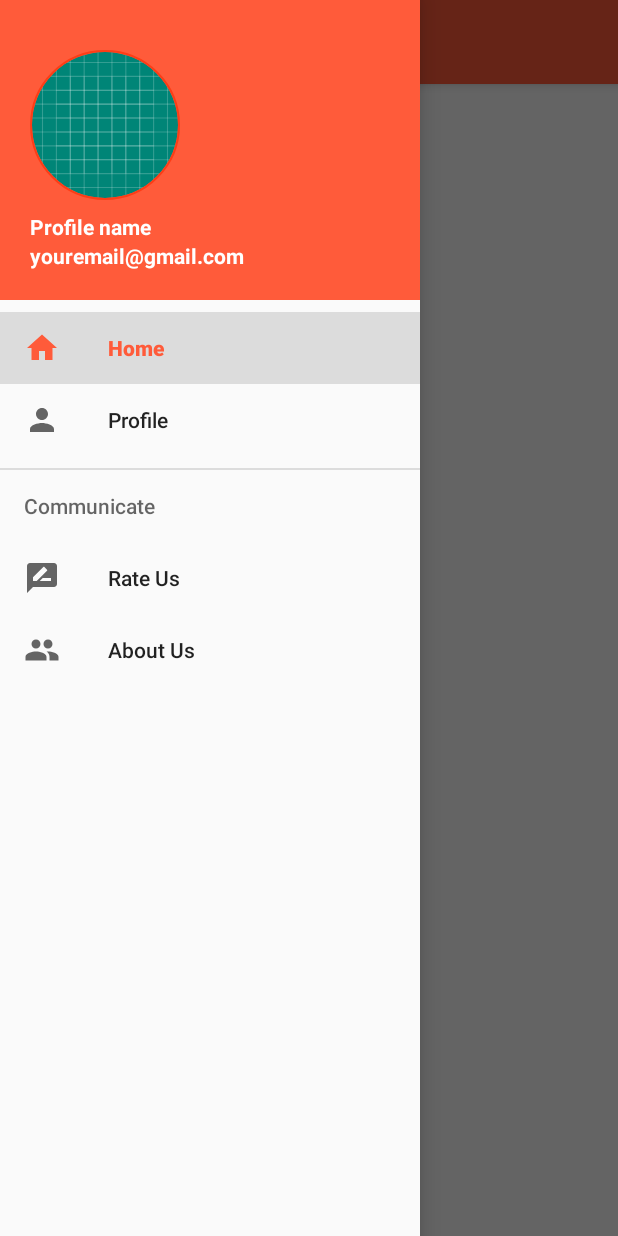
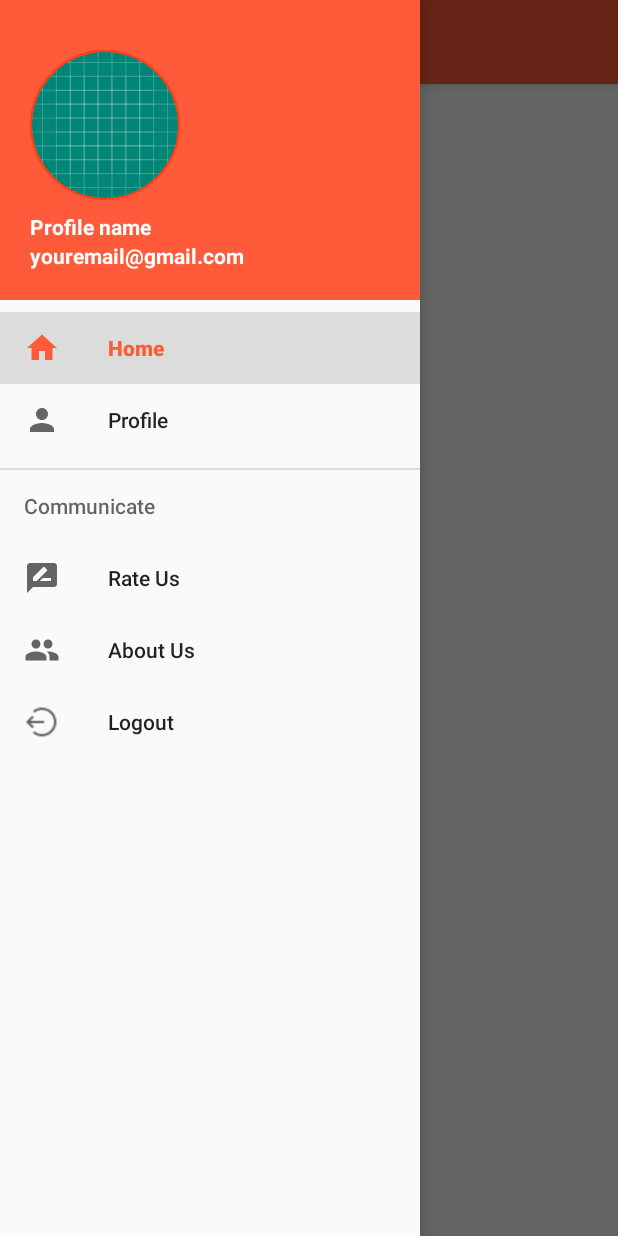
Before and after one commit to ahmedkhan4u/ServiceProvider, an Android app: the screen it shows after launch once a user with an empty profile is signed in (Home), with the side drawer open, on a phone screen of 412 x 824 dp. Run offline under Robolectric (Android 15) with nearby library versions, the phone set to English and light mode, and no system bars; our stand-ins replace CircleImageView, Firebase (no records; nobody signed in at launch, a user with empty details on screens opened directly).

```diff
--- a/app/src/main/java/com/khan/serviceprovider/Home.java
+++ b/app/src/main/java/com/khan/serviceprovider/Home.java
@@ -1,5 +1,6 @@
 package com.khan.serviceprovider;
 
+import android.content.Intent;
 import android.support.annotation.NonNull;
 import android.support.design.widget.NavigationView;
 import android.support.v4.view.GravityCompat;
@@ -11,14 +12,18 @@ import android.support.v7.widget.Toolbar;
 import android.view.MenuItem;
 import android.widget.Toast;
 
+import com.google.firebase.auth.FirebaseAuth;
+
 public class Home extends AppCompatActivity implements NavigationView.OnNavigationItemSelectedListener {
 
     Toolbar toolbar;
     DrawerLayout drawerLayout;
+    FirebaseAuth firebaseAuth;
     @Override
     protected void onCreate(Bundle savedInstanceState) {
         super.onCreate(savedInstanceState);
         setContentView(R.layout.activity_home);
+        firebaseAuth = FirebaseAuth.getInstance();
         toolbar = (Toolbar) findViewById(R.id.toolbar);
         setSupportActionBar(toolbar);
         drawerLayout = (DrawerLayout)findViewById(R.id.drawer_layout);
@@ -71,6 +76,12 @@ public class Home extends AppCompatActivity implements NavigationView.OnNavigati
                 Toast.makeText(Home.this,"About us" ,Toast.LENGTH_LONG).show();
                 break;
             }
+            case R.id.logout:
+            {
+                firebaseAuth.signOut();
+                finish();
+                startActivity(new Intent(getApplicationContext(),MainActivity.class));
+            }
         }
         drawerLayout.closeDrawer(GravityCompat.START);
 
--- a/app/src/main/res/menu/drawer_menu.xml
+++ b/app/src/main/res/menu/drawer_menu.xml
@@ -23,6 +23,10 @@
                 android:id="@+id/nav_about_us"
                 android:icon="@drawable/ic_group_black_24dp"
                 android:title="@string/menu_about_us" />
+            <item
+                android:id="@+id/logout"
+                android:icon="@drawable/logout"
+                android:title="Logout" />
         </menu>
     </item>
 
```
